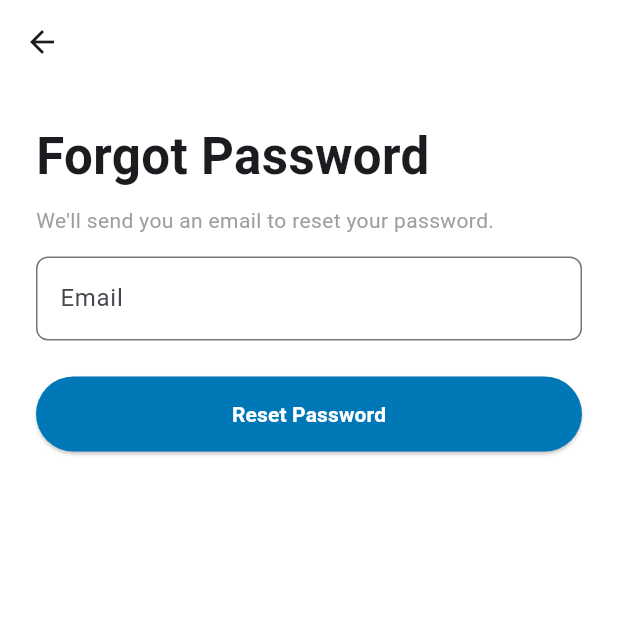
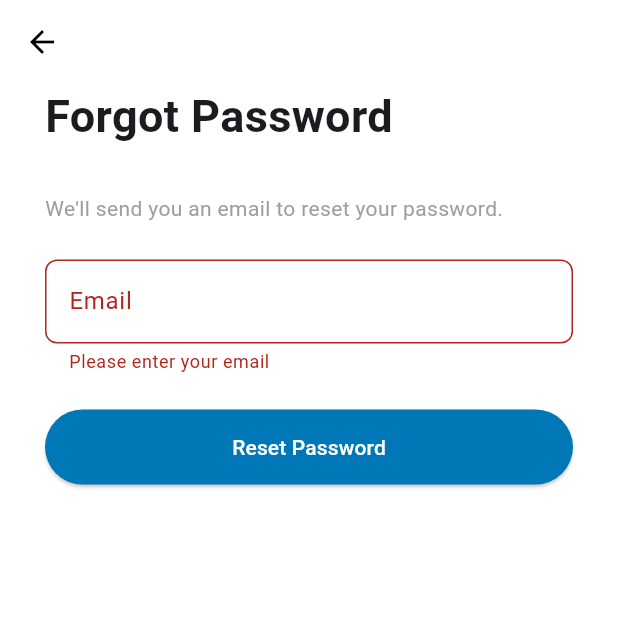
Before and after one commit to cojocarucristian05/CulinaryCraft, a Flutter app: the ForgotPasswordWidget screen opened by its route, after a tap on "Reset Password", on a phone screen of 412 x 824 dp, the top half of it. Run offline on Flutter 3.47's test engine with Material 3 defaults, Android fonts, the light colour scheme and no system bars; our stand-ins replace firebase_auth, firebase_core, flutter_animate, flutter_keyboard_visibility, font_awesome_flutter, google_fonts and 4 more; missing offline and left inert: flutter_facebook_auth; accounts and stored records are empty.

Commit message:
Added warning message for username/email/password special cases

```diff
--- a/frontend/culinary_craft/lib/Models/forgot_password_model.dart
+++ b/frontend/culinary_craft/lib/Models/forgot_password_model.dart
@@ -1,25 +1,27 @@
+// În ForgotPasswordModel:
 
-import '../Pages/forgot_password_widget.dart' show ForgotPasswordWidget;
 import 'package:flutter/material.dart';
-import 'package:google_fonts/google_fonts.dart';
-import 'package:provider/provider.dart';
 
-class ForgotPasswordModel{
-
+class ForgotPasswordModel {
   TextEditingController? emailAddressController;
   String? Function(BuildContext, String?)? emailAddressControllerValidator;
   final unfocusNode = FocusNode();
 
-  @override
-  void initState(BuildContext context) {
+  // Funcție pentru validarea adresei de email utilizând expresii regulate (regex)
+  String? validateEmailAddress(BuildContext context, String? value) {
+    // Expresia regulată pentru validarea adresei de email
+    final RegExp emailRegex = RegExp(r'^[\w-\.]+@([\w-]+\.)+[\w-]{2,4}$');
+    // Verificăm dacă adresa de email respectă expresia regulată
+    if (value == null || value.isEmpty) {
+      return 'Please enter your email';
+    } else if (!emailRegex.hasMatch(value)) {
+      return 'Please enter a valid email';
+    }
+
+    return null; // Adresa de email este validă
   }
 
-  @override
-  void dispose() {
+  void initState(BuildContext context) {}
 
-  }
-
-/// Action blocks are added here.
-
-/// Additional helper methods are added here.
+  void dispose() {}
 }
--- a/frontend/culinary_craft/lib/Pages/forgot_password_widget.dart
+++ b/frontend/culinary_craft/lib/Pages/forgot_password_widget.dart
@@ -1,6 +1,6 @@
-import 'package:culinary_craft_wireframe/Services/auth_service.dart';
 import 'package:flutter/material.dart';
 import '../Models/forgot_password_model.dart';
+import '../Services/auth_service.dart';
 
 class ForgotPasswordWidget extends StatefulWidget {
   const ForgotPasswordWidget({Key? key}) : super(key: key);
@@ -11,18 +11,14 @@ class ForgotPasswordWidget extends StatefulWidget {
 
 class _ForgotPasswordWidgetState extends State<ForgotPasswordWidget> {
   late ForgotPasswordModel _model;
-
-  // Adăugați inițializarea aici
-  _ForgotPasswordWidgetState() {
-    _model = ForgotPasswordModel();
-    _model.emailAddressController = TextEditingController();
-  }
+  String? _emailError;
 
   @override
   void initState() {
     super.initState();
-
-    // Eliminați apelurile Firebase log.
+    _model = ForgotPasswordModel();
+    _model.emailAddressController = TextEditingController();
+    _model.emailAddressControllerValidator = _model.validateEmailAddress;
   }
 
   @override
@@ -31,94 +27,78 @@ class _ForgotPasswordWidgetState extends State<ForgotPasswordWidget> {
     super.dispose();
   }
 
+  void _resetPassword() {
+    setState(() {
+      _emailError = _model.emailAddressControllerValidator!(context, _model.emailAddressController!.text);
+    });
+    if (_emailError == null) {
+      AuthService.forgotPassword(context, _model.emailAddressController!.text);
+    }
+  }
+
   @override
   Widget build(BuildContext context) {
-    return GestureDetector(
-      onTap: () => _model.unfocusNode.canRequestFocus
-          ? FocusScope.of(context).requestFocus(_model.unfocusNode)
-          : FocusScope.of(context).unfocus(),
-      child: Scaffold(
+    return Scaffold(
       backgroundColor: Colors.white,
       appBar: AppBar(
         backgroundColor: Colors.white,
-          elevation: 0, // Eliminăm umbra AppBar-ului
+        elevation: 0,
         leading: IconButton(
           icon: Icon(Icons.arrow_back),
           onPressed: () {
-              Navigator.of(context).pushNamed('/edit_profile');
+            Navigator.of(context).pop();
           },
+          color: Colors.black,
         ),
       ),
       body: SafeArea(
+        child: SingleChildScrollView(
           child: Padding(
-            padding: const EdgeInsets.all(24.0),
+            padding: EdgeInsets.fromLTRB(30, 0, 30, 30),
             child: Column(
-              crossAxisAlignment: CrossAxisAlignment.start, // Aliniați textul la stânga
+              crossAxisAlignment: CrossAxisAlignment.start,
               children: [
-                const Text(
+                Text(
                   'Forgot Password',
                   style: TextStyle(
-                    fontSize: 34,
+                    fontSize: 30,
                     fontWeight: FontWeight.bold,
-                    fontFamily: 'Roboto', // Utilizăm fontul Roboto
                   ),
                 ),
-
-                SizedBox(height: 8),
-                const Text(
+                SizedBox(height: 30),
+                Text(
                   "We'll send you an email to reset your password.",
                   style: TextStyle(
                     fontSize: 14,
                     color: Colors.grey,
-                    fontFamily: 'Roboto', // Utilizăm fontul Roboto
                   ),
                 ),
-                const SizedBox(height: 14),
-                TextField(
+                SizedBox(height: 24),
+                TextFormField(
                   controller: _model.emailAddressController,
                   keyboardType: TextInputType.emailAddress,
                   decoration: InputDecoration(
                     labelText: 'Email',
+                    errorText: _emailError,
                     border: OutlineInputBorder(
                       borderRadius: BorderRadius.circular(8),
                     ),
                   ),
+                  autovalidateMode: AutovalidateMode.onUserInteraction,
                 ),
-                const SizedBox(height: 24),
-                // Butonul de resetare a parolei
+                SizedBox(height: 24),
                 ElevatedButton(
-                  onPressed: () async {
-                    if (_model.emailAddressController != null) {
-                      String emailAddress = _model.emailAddressController!.text;
-                      print(emailAddress);
-                      // Adăugați aici logica pentru resetarea parolei
-                      AuthService.forgotPassword(context, _model.emailAddressController!.text);
-                    } else {
-                      print("Email address controller is null.");
-                    }
-                  },
+                  onPressed: _resetPassword,
+                  child: Text('Reset Password', style: TextStyle(color: Colors.white)),
                   style: ButtonStyle(
-                    backgroundColor: MaterialStateProperty.all<Color>(Color(0xFF0077B6)),
-                    shape: MaterialStateProperty.all<RoundedRectangleBorder>(
-                      RoundedRectangleBorder(
+                    minimumSize: MaterialStateProperty.all(Size(double.infinity, 50)),
+                    backgroundColor: MaterialStateProperty.all(Color(0xFF0077B6)),
+                    shape: MaterialStateProperty.all(RoundedRectangleBorder(
                       borderRadius: BorderRadius.circular(25),
+                    )),
                   ),
                 ),
-                    padding: MaterialStateProperty.all<EdgeInsetsGeometry>(
-                      EdgeInsets.symmetric(vertical: 15),
-                    ),
-                    minimumSize: MaterialStateProperty.all<Size>(Size(double.infinity, 0)),
-                  ),
-                  child: const Text(
-                    'Reset Password',
-                    style: TextStyle(
-                      color: Colors.white,
-                      fontWeight: FontWeight.bold,
-                      fontFamily: 'Roboto', // Utilizăm fontul Roboto
-                    ),
-                  ),
-                ),
-                const SizedBox(height: 20),
+                SizedBox(height: 20),
               ],
             ),
           ),
```
Also changed, not shown: frontend/culinary_craft/lib/Models/change_password_model.dart (+10 -24 lines), frontend/culinary_craft/lib/Models/create_account_model.dart (+9 -9 lines), frontend/culinary_craft/lib/Pages/change_password_widget.dart (+38 -54 lines), frontend/culinary_craft/lib/Pages/create_account_widget.dart (+47 -63 lines), frontend/culinary_craft/lib/Pages/reset_password_with_code_widget.dart (+37 -23 lines), frontend/culinary_craft/lib/Pages/sign_in_widget.dart (+22 -12 lines). Lines whose indentation alone changed are shown as unchanged.
